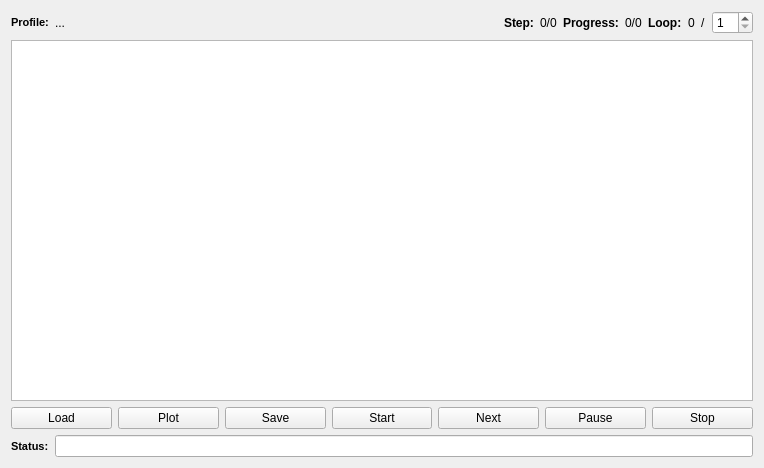
Above: code/client/testsequencer.ui from ngocminhdao88/Zylinderkopfpruefstand before the change. Below: the same form after it.
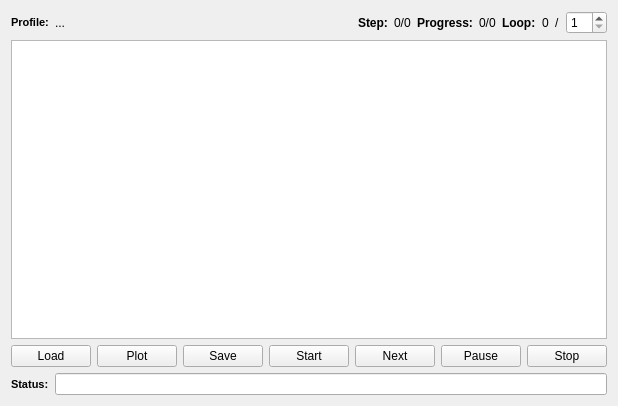
That is the form after the change.

Diff of the .ui file:
```diff
--- a/code/client/testsequencer.ui
+++ b/code/client/testsequencer.ui
@@ -6,8 +6,8 @@
    <rect>
     <x>0</x>
     <y>0</y>
-    <width>764</width>
-    <height>468</height>
+    <width>589</width>
+    <height>406</height>
    </rect>
   </property>
   <property name="windowTitle">
```
